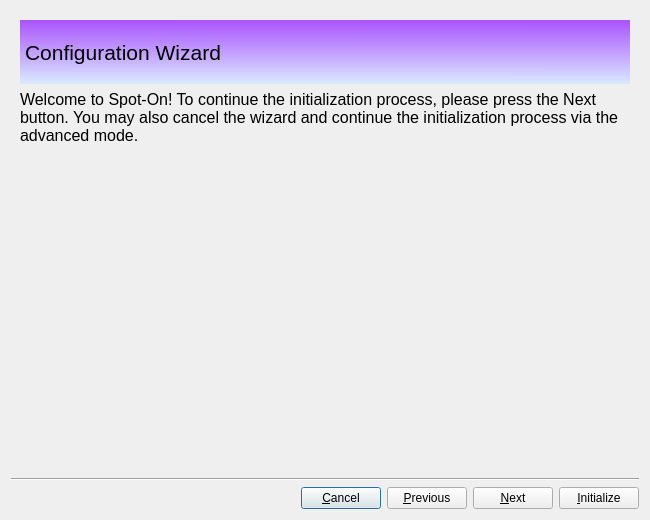
Qt form branches/trunk/UI/spot-on-wizard.ui (textbrowser/spot-on) before a commit.
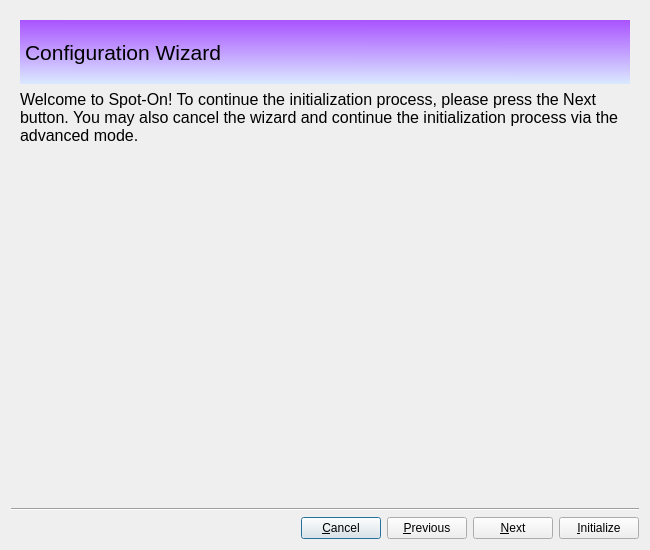
The same form after that commit. Icons and pictures are not drawn.

The edit to the form file:
```diff
--- a/branches/trunk/UI/spot-on-wizard.ui
+++ b/branches/trunk/UI/spot-on-wizard.ui
@@ -7,7 +7,7 @@
     <x>0</x>
     <y>0</y>
     <width>650</width>
-    <height>520</height>
+    <height>550</height>
    </rect>
   </property>
   <property name="windowTitle">
```
